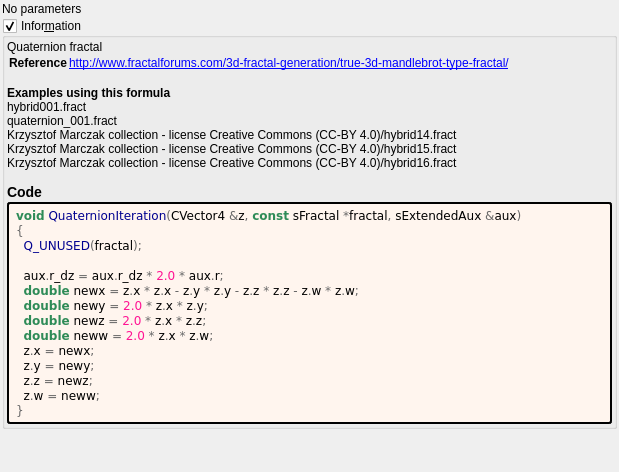
buddhi1980/mandelbulber2, file mandelbulber2/formula/ui/quaternion.ui: the form before one commit.
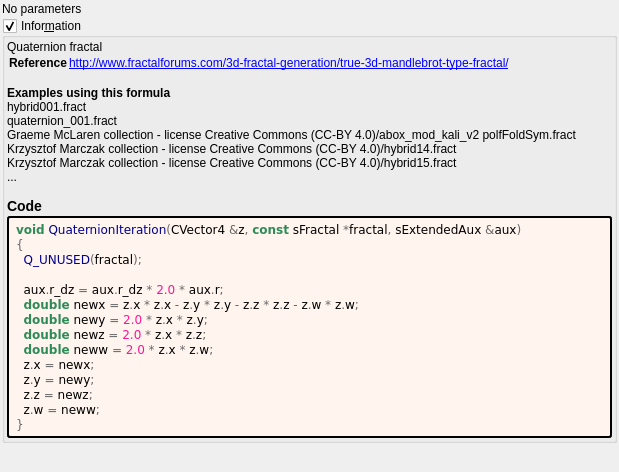
The form after the commit. Custom widgets are drawn as their Qt base class.

```diff
--- a/mandelbulber2/formula/ui/quaternion.ui
+++ b/mandelbulber2/formula/ui/quaternion.ui
@@ -70,7 +70,7 @@
 &lt;tr&gt;&lt;th&gt;Reference&lt;/th&gt;&lt;td&gt;&lt;a href=&quot;http://www.fractalforums.com/3d-fractal-generation/true-3d-mandlebrot-type-fractal/&quot;&gt;http://www.fractalforums.com/3d-fractal-generation/true-3d-mandlebrot-type-fractal/&lt;br&gt;
 &lt;/td&gt;&lt;/tr&gt;
 &lt;/table&gt;
-&lt;br&gt;&lt;b&gt;Examples using this formula&lt;/b&gt;&lt;br&gt;hybrid001.fract&lt;br&gt;quaternion_001.fract&lt;br&gt;Krzysztof Marczak collection - license Creative Commons (CC-BY 4.0)/hybrid14.fract&lt;br&gt;Krzysztof Marczak collection - license Creative Commons (CC-BY 4.0)/hybrid15.fract&lt;br&gt;Krzysztof Marczak collection - license Creative Commons (CC-BY 4.0)/hybrid16.fract&lt;h3&gt;Code&lt;/h3&gt;</string>
+&lt;br&gt;&lt;b&gt;Examples using this formula&lt;/b&gt;&lt;br&gt;hybrid001.fract&lt;br&gt;quaternion_001.fract&lt;br&gt;Graeme McLaren  collection - license Creative Commons  (CC-BY 4.0)/abox_mod_kali_v2 polfFoldSym.fract&lt;br&gt;Krzysztof Marczak collection - license Creative Commons (CC-BY 4.0)/hybrid14.fract&lt;br&gt;Krzysztof Marczak collection - license Creative Commons (CC-BY 4.0)/hybrid15.fract&lt;br&gt;...&lt;h3&gt;Code&lt;/h3&gt;</string>
         </property>
         <property name="wordWrap">
          <bool>true</bool>
```
